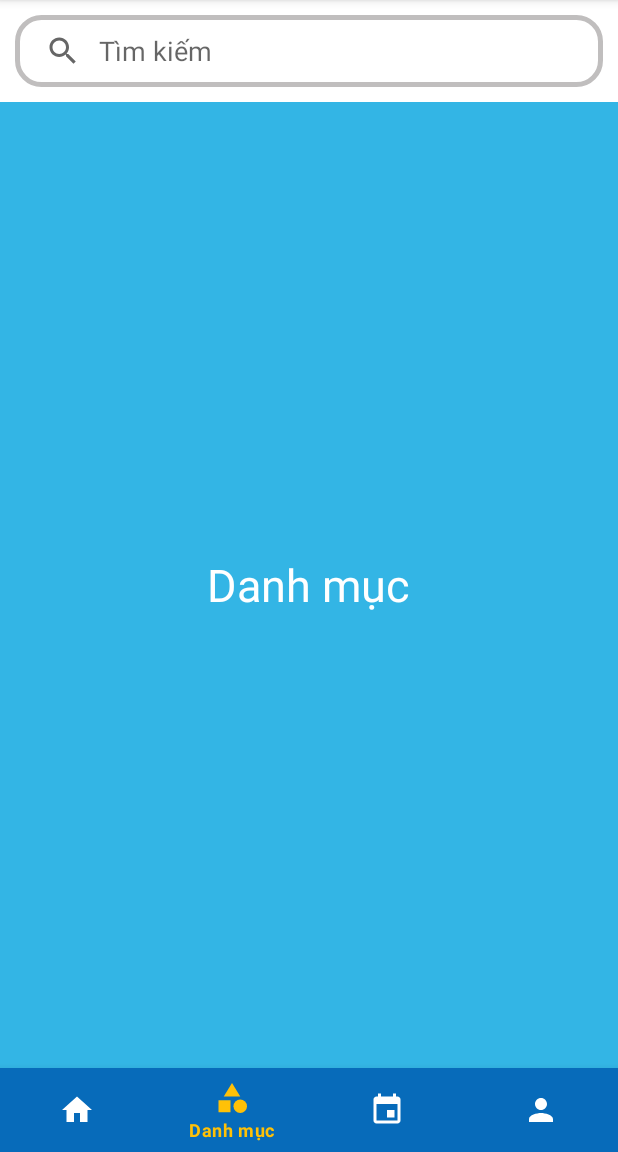
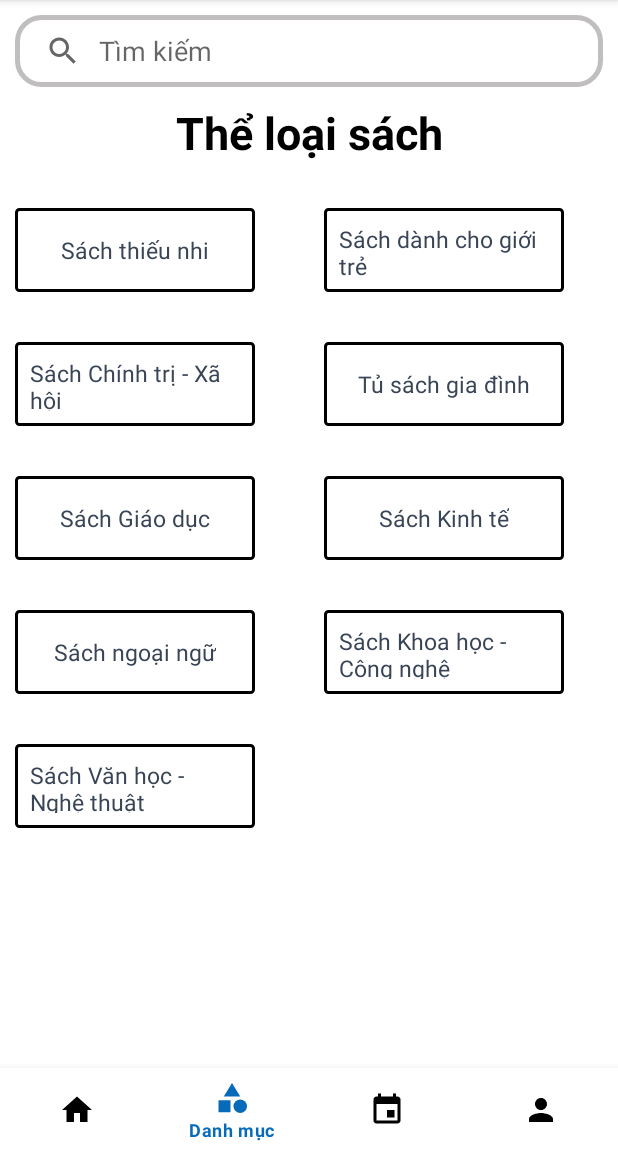
Before and after one commit to taiyong3112/SolarBook, an Android app: the screen it shows after launch (MainActivity), item 2 of the bottom bar chosen, on a phone screen of 412 x 824 dp, the part 84-1236 px from its top. Run offline under Robolectric (Android 15) with nearby library versions, the phone set to English and light mode, and no system bars.

Commit message:
Tạo giao diện trang Category

```diff
--- /dev/null
+++ b/app/src/main/java/com/example/solarbook/adapter/CategoryAdapter.java
@@ -0,0 +1,63 @@
+package com.example.solarbook.adapter;
+
+import android.content.Context;
+import android.view.LayoutInflater;
+import android.view.View;
+import android.view.ViewGroup;
+import android.widget.TextView;
+
+import androidx.annotation.NonNull;
+import androidx.recyclerview.widget.RecyclerView;
+
+import com.example.solarbook.R;
+import com.example.solarbook.entity.Category;
+
+import java.util.List;
+
+public class CategoryAdapter extends RecyclerView.Adapter<CategoryAdapter.CategoryViewHolder> {
+
+    private Context mCtx;
+    private List<Category> mLst;
+
+    public CategoryAdapter(Context mCtx, List<Category> mLst) {
+        this.mCtx = mCtx;
+        this.mLst = mLst;
+    }
+
+    @NonNull
+    @Override
+    public CategoryViewHolder onCreateViewHolder(@NonNull ViewGroup parent, int viewType) {
+        View view = LayoutInflater.from(mCtx).inflate(R.layout.item_category, parent, false);
+        CategoryViewHolder cvh = new CategoryViewHolder(view);
+        return cvh;
+    }
+
+    @Override
+    public void onBindViewHolder(@NonNull CategoryViewHolder holder, int position) {
+        Category c = mLst.get(position);
+        if(c == null){
+            return;
+        }
+
+        holder.txtCategoryName.setText(c.getName());
+    }
+
+    @Override
+    public int getItemCount() {
+        if(mLst != null){
+            return mLst.size();
+        }
+        return 0;
+    }
+
+    public static class CategoryViewHolder extends RecyclerView.ViewHolder{
+
+        private TextView txtCategoryName;
+
+        public CategoryViewHolder(@NonNull View itemView) {
+            super(itemView);
+
+            txtCategoryName = itemView.findViewById(R.id.itemCategoryName);
+        }
+    }
+}
--- /dev/null
+++ b/app/src/main/java/com/example/solarbook/entity/Category.java
@@ -0,0 +1,20 @@
+package com.example.solarbook.entity;
+
+public class Category {
+    private String name;
+
+    public Category(String name) {
+        this.name = name;
+    }
+
+    public Category() {
+    }
+
+    public String getName() {
+        return name;
+    }
+
+    public void setName(String name) {
+        this.name = name;
+    }
+}
--- a/app/src/main/java/com/example/solarbook/fragment/CategoryFragment.java
+++ b/app/src/main/java/com/example/solarbook/fragment/CategoryFragment.java
@@ -8,14 +8,42 @@ import android.view.ViewGroup;
 import androidx.annotation.NonNull;
 import androidx.annotation.Nullable;
 import androidx.fragment.app.Fragment;
+import androidx.recyclerview.widget.GridLayoutManager;
+import androidx.recyclerview.widget.RecyclerView;
 
 import com.example.solarbook.R;
+import com.example.solarbook.adapter.CategoryAdapter;
+import com.example.solarbook.entity.Category;
+
+import java.util.ArrayList;
+import java.util.List;
 
 public class CategoryFragment extends Fragment {
+    private CategoryAdapter mCategoryAdapter;
+    private List<Category> mLstCategory = new ArrayList<>();
     @Nullable
     @Override
     public View onCreateView(@NonNull LayoutInflater inflater, @Nullable ViewGroup container, @Nullable Bundle savedInstanceState) {
         View view = inflater.inflate(R.layout.fragment_category, container, false);
+
+        //set item lên Recycler View Category
+        getListCategory();
+        mCategoryAdapter = new CategoryAdapter(getActivity(), mLstCategory);
+        RecyclerView rcvCategoryList = view.findViewById(R.id.rcvCategoryList);
+        rcvCategoryList.setLayoutManager(new GridLayoutManager(getActivity(), 2));
+        rcvCategoryList.setAdapter(mCategoryAdapter);
         return view;
     }
+
+    private void getListCategory(){
+        mLstCategory.add(new Category("Sách thiếu nhi"));
+        mLstCategory.add(new Category("Sách dành cho giới trẻ"));
+        mLstCategory.add(new Category("Sách Chính trị - Xã hội"));
+        mLstCategory.add(new Category("Tủ sách gia đình"));
+        mLstCategory.add(new Category("Sách Giáo dục"));
+        mLstCategory.add(new Category("Sách Kinh tế"));
+        mLstCategory.add(new Category("Sách ngoại ngữ"));
+        mLstCategory.add(new Category("Sách Khoa học - Công nghệ"));
+        mLstCategory.add(new Category("Sách Văn học - Nghệ thuật"));
+    }
 }
--- a/app/src/main/res/color/color_bottom_nav_selected.xml
+++ b/app/src/main/res/color/color_bottom_nav_selected.xml
@@ -1,5 +1,5 @@
 <?xml version="1.0" encoding="utf-8"?>
 <selector xmlns:android="http://schemas.android.com/apk/res/android">
-    <item android:color="@android:color/white" android:state_checked="false"/>
+    <item android:color="@android:color/black" android:state_checked="false"/>
     <item android:color="@color/bottom_nav_selected" android:state_checked="true"/>
 </selector>
--- /dev/null
+++ b/app/src/main/res/drawable/category_box.xml
@@ -0,0 +1,8 @@
+<?xml version="1.0" encoding="utf-8"?>
+<shape xmlns:android="http://schemas.android.com/apk/res/android"
+    android:shape="rectangle">
+    <stroke android:width="2dp" android:color="@color/black" />
+
+    <corners
+        android:radius="2dp" />
+</shape>
--- a/app/src/main/res/layout/activity_main.xml
+++ b/app/src/main/res/layout/activity_main.xml
@@ -20,7 +20,7 @@
         android:layout_width="match_parent"
         android:layout_height="wrap_content"
         android:layout_alignParentBottom="true"
-        app:itemBackground="@color/primary_color"
+        app:itemBackground="@color/white"
         app:itemIconTint="@color/color_bottom_nav_selected"
         app:itemTextColor="@color/color_bottom_nav_selected"
         app:menu="@menu/menu_bottom_nav" />
--- a/app/src/main/res/layout/fragment_category.xml
+++ b/app/src/main/res/layout/fragment_category.xml
@@ -1,14 +1,22 @@
 <?xml version="1.0" encoding="utf-8"?>
-<RelativeLayout xmlns:android="http://schemas.android.com/apk/res/android"
+<LinearLayout xmlns:android="http://schemas.android.com/apk/res/android"
     android:layout_width="match_parent"
     android:layout_height="match_parent"
-    android:background="@android:color/holo_blue_light">
+    android:orientation="vertical"
+    android:layout_margin="10dp">
 
     <TextView
-        android:layout_width="wrap_content"
+        android:layout_width="match_parent"
         android:layout_height="wrap_content"
-        android:text="Danh mục"
+        android:text="Thể loại sách"
         android:textSize="30sp"
-        android:layout_centerInParent="true"
-        android:textColor="@color/white"/>
-</RelativeLayout>
+        android:gravity="center"
+        android:textStyle="bold"
+        android:textColor="@color/black"/>
+
+    <androidx.recyclerview.widget.RecyclerView
+        android:id="@+id/rcvCategoryList"
+        android:layout_width="match_parent"
+        android:layout_height="wrap_content"
+        android:layout_marginVertical="20dp"/>
+</LinearLayout>
--- /dev/null
+++ b/app/src/main/res/layout/item_category.xml
@@ -0,0 +1,25 @@
+<?xml version="1.0" encoding="utf-8"?>
+<LinearLayout xmlns:android="http://schemas.android.com/apk/res/android"
+    android:layout_width="wrap_content"
+    android:layout_height="wrap_content"
+    android:orientation="vertical"
+    android:layout_margin="10dp">
+
+    <FrameLayout
+        android:layout_width="160dp"
+        android:layout_height="56dp"
+        android:layout_marginRight="13.3dp"
+        android:layout_marginBottom="13.3dp"
+        android:background="@drawable/category_box">
+
+        <TextView
+            android:id="@+id/itemCategoryName"
+            android:layout_width="wrap_content"
+            android:layout_height="wrap_content"
+            android:layout_gravity="center"
+            android:text="Sách ngoại văn"
+            android:textColor="@color/txt_color"
+            android:textSize="15sp"
+            android:padding="10dp"/>
+    </FrameLayout>
+</LinearLayout>
--- a/app/src/main/res/values/colors.xml
+++ b/app/src/main/res/values/colors.xml
@@ -9,5 +9,6 @@
     <color name="white">#FFFFFFFF</color>
     <color name="primary_color">#076BBA</color>
     <color name="secondary_color">#158DEC</color>
-    <color name="bottom_nav_selected">#FFC107</color>
+    <color name="bottom_nav_selected">#076BBA</color>
+    <color name="txt_color">#394556</color>
 </resources>
```
